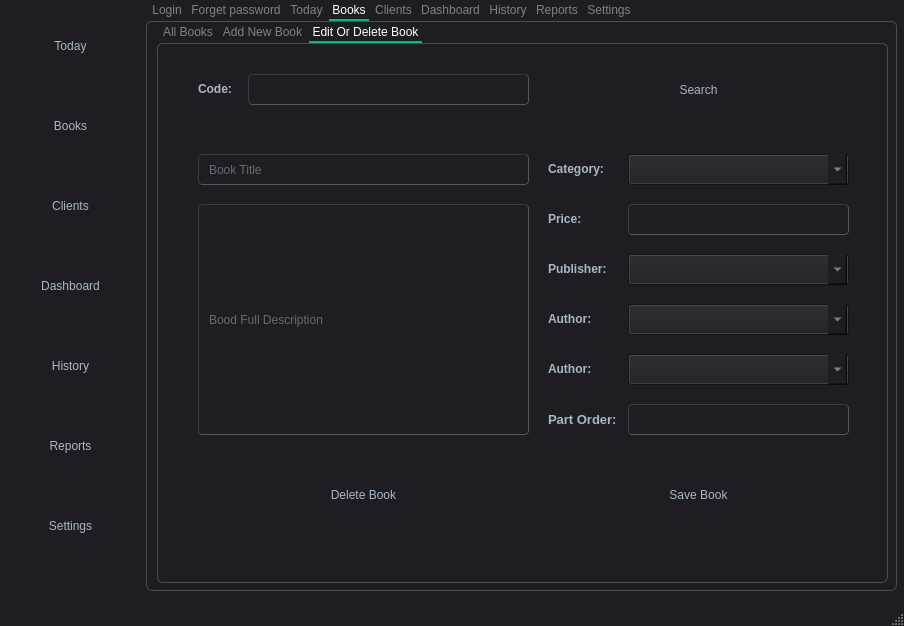
Above: main.ui from AlwaleedAlroomi/Library-app-Python before the change. Below: the same form after it.
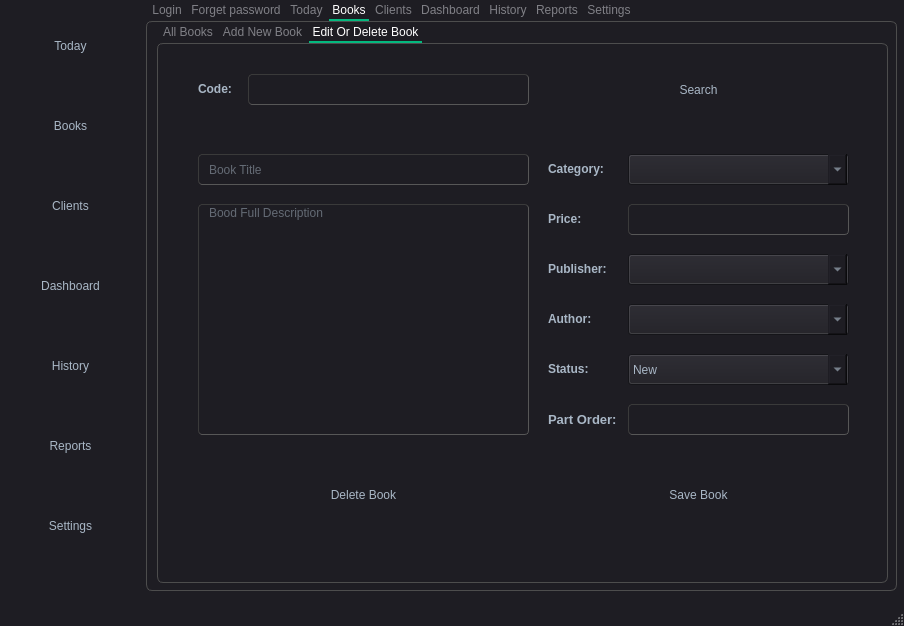
That is the form after the change. The open tabs and pages were chosen to show the change. Icons and pictures are not drawn.

Commit message: Working on Search and Edit functions

Patch:
```diff
--- a/main.ui
+++ b/main.ui
@@ -1262,6 +1262,9 @@
           <height>231</height>
          </rect>
         </property>
+        <property name="alignment">
+         <set>Qt::AlignLeading|Qt::AlignLeft|Qt::AlignTop</set>
+        </property>
         <property name="placeholderText">
          <string>Bood Full Description</string>
         </property>
@@ -1351,7 +1354,7 @@
          </rect>
         </property>
         <property name="text">
-         <string>&lt;html&gt;&lt;head/&gt;&lt;body&gt;&lt;p&gt;&lt;span style=&quot; font-weight:600;&quot;&gt;Author:&lt;/span&gt;&lt;/p&gt;&lt;/body&gt;&lt;/html&gt;</string>
+         <string>&lt;html&gt;&lt;head/&gt;&lt;body&gt;&lt;p&gt;&lt;span style=&quot; font-weight:600;&quot;&gt;Status:&lt;/span&gt;&lt;/p&gt;&lt;/body&gt;&lt;/html&gt;</string>
         </property>
        </widget>
        <widget class="QComboBox" name="comboBox_8">
@@ -1363,6 +1366,21 @@
           <height>31</height>
          </rect>
         </property>
+        <item>
+         <property name="text">
+          <string>New</string>
+         </property>
+        </item>
+        <item>
+         <property name="text">
+          <string>Used</string>
+         </property>
+        </item>
+        <item>
+         <property name="text">
+          <string>Damaged</string>
+         </property>
+        </item>
        </widget>
        <widget class="QComboBox" name="comboBox_9">
         <property name="geometry">
```
Left out of the diff: 16 changed lines with no effect on the pictures. The commit also changes 1 other file.
